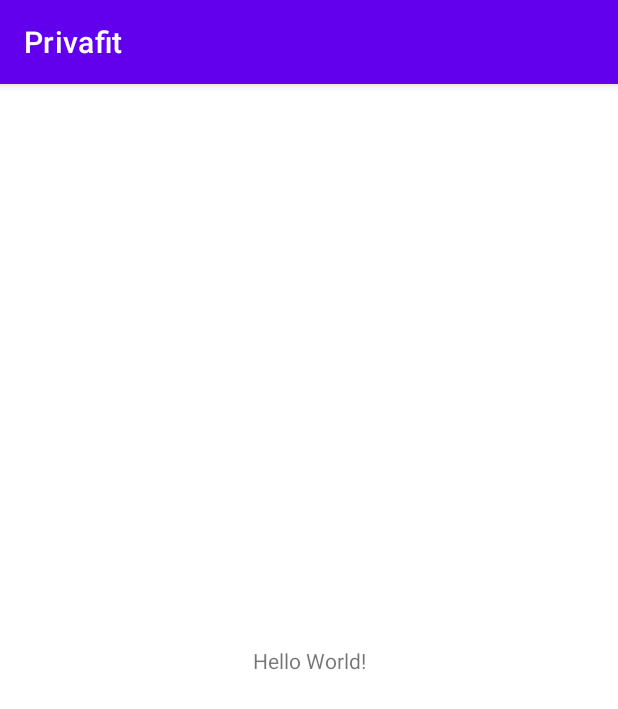
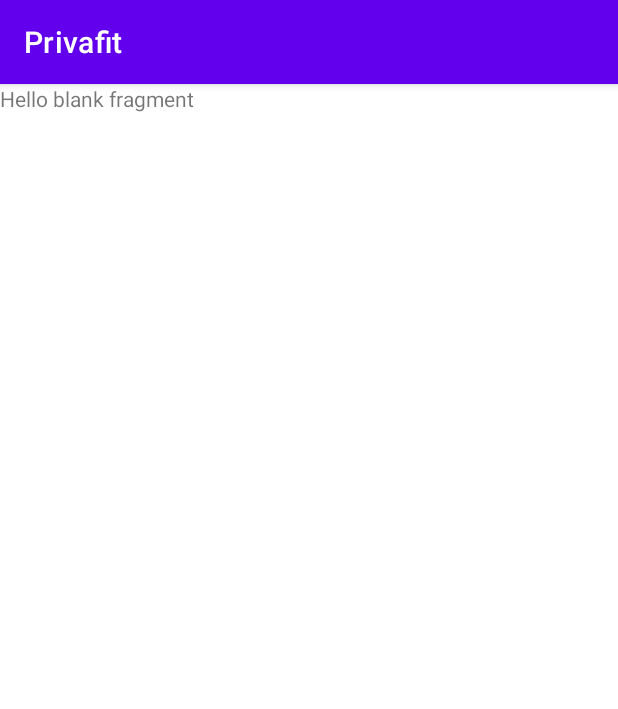
Before and after one commit to cmhernandezdel/privafit-android, an Android app: the screen it shows after launch (MainActivity), on a phone screen of 412 x 824 dp. Shown: the top 709 px of the screen. Run offline under Robolectric (Android 15) with nearby library versions, the phone set to English and light mode, and no system bars.

Commit message:
Add fragments and navigation

```diff
--- a/src/app/build.gradle
+++ b/src/app/build.gradle
@@ -35,6 +35,7 @@ android {
 
 dependencies {
 
+    implementation 'androidx.legacy:legacy-support-v4:1.0.0'
     def room_version = "2.2.6"
     def nav_version = "2.3.2"
 
--- /dev/null
+++ b/src/app/src/main/java/com/privafit/app/fragments/MainFragment.kt
@@ -0,0 +1,60 @@
+package com.privafit.app.fragments
+
+import android.os.Bundle
+import androidx.fragment.app.Fragment
+import android.view.LayoutInflater
+import android.view.View
+import android.view.ViewGroup
+import com.privafit.app.R
+
+// TODO: Rename parameter arguments, choose names that match
+// the fragment initialization parameters, e.g. ARG_ITEM_NUMBER
+private const val ARG_PARAM1 = "param1"
+private const val ARG_PARAM2 = "param2"
+
+/**
+ * A simple [Fragment] subclass.
+ * Use the [MainFragment.newInstance] factory method to
+ * create an instance of this fragment.
+ */
+class MainFragment : Fragment() {
+    // TODO: Rename and change types of parameters
+    private var param1: String? = null
+    private var param2: String? = null
+
+    override fun onCreate(savedInstanceState: Bundle?) {
+        super.onCreate(savedInstanceState)
+        arguments?.let {
+            param1 = it.getString(ARG_PARAM1)
+            param2 = it.getString(ARG_PARAM2)
+        }
+    }
+
+    override fun onCreateView(
+        inflater: LayoutInflater, container: ViewGroup?,
+        savedInstanceState: Bundle?
+    ): View? {
+        // Inflate the layout for this fragment
+        return inflater.inflate(R.layout.fragment_main, container, false)
+    }
+
+    companion object {
+        /**
+         * Use this factory method to create a new instance of
+         * this fragment using the provided parameters.
+         *
+         * @param param1 Parameter 1.
+         * @param param2 Parameter 2.
+         * @return A new instance of fragment MainFragment.
+         */
+        // TODO: Rename and change types and number of parameters
+        @JvmStatic
+        fun newInstance(param1: String, param2: String) =
+            MainFragment().apply {
+                arguments = Bundle().apply {
+                    putString(ARG_PARAM1, param1)
+                    putString(ARG_PARAM2, param2)
+                }
+            }
+    }
+}
--- a/src/app/src/main/res/layout/activity_main.xml
+++ b/src/app/src/main/res/layout/activity_main.xml
@@ -6,13 +6,14 @@
     android:layout_height="match_parent"
     tools:context=".MainActivity">
 
-    <TextView
-        android:layout_width="wrap_content"
-        android:layout_height="wrap_content"
-        android:text="Hello World!"
-        app:layout_constraintBottom_toBottomOf="parent"
-        app:layout_constraintLeft_toLeftOf="parent"
-        app:layout_constraintRight_toRightOf="parent"
-        app:layout_constraintTop_toTopOf="parent" />
+    <androidx.fragment.app.FragmentContainerView
+        android:id="@+id/fragment"
+        android:name="androidx.navigation.fragment.NavHostFragment"
+        android:layout_width="match_parent"
+        android:layout_height="match_parent"
+        app:defaultNavHost="true"
+        app:navGraph="@navigation/nav_graph"
+        tools:layout_editor_absoluteX="176dp"
+        tools:layout_editor_absoluteY="210dp" />
 
 </androidx.constraintlayout.widget.ConstraintLayout>
--- /dev/null
+++ b/src/app/src/main/res/layout/fragment_main.xml
@@ -0,0 +1,14 @@
+<?xml version="1.0" encoding="utf-8"?>
+<FrameLayout xmlns:android="http://schemas.android.com/apk/res/android"
+    xmlns:tools="http://schemas.android.com/tools"
+    android:layout_width="match_parent"
+    android:layout_height="match_parent"
+    tools:context=".MainFragment">
+
+    <!-- TODO: Update blank fragment layout -->
+    <TextView
+        android:layout_width="match_parent"
+        android:layout_height="match_parent"
+        android:text="@string/hello_blank_fragment" />
+
+</FrameLayout>
--- /dev/null
+++ b/src/app/src/main/res/navigation/nav_graph.xml
@@ -0,0 +1,74 @@
+<?xml version="1.0" encoding="utf-8"?>
+<navigation xmlns:android="http://schemas.android.com/apk/res/android"
+    xmlns:app="http://schemas.android.com/apk/res-auto"
+    xmlns:tools="http://schemas.android.com/tools"
+    android:id="@+id/nav_graph"
+    app:startDestination="@id/mainFragment">
+
+    <fragment
+        android:id="@+id/mainFragment"
+        android:name="com.privafit.app.fragments.MainFragment"
+        android:label="fragment_main"
+        tools:layout="@layout/fragment_main" >
+        <action
+            android:id="@+id/action_mainFragment_to_summaryFragment"
+            app:destination="@id/summaryFragment" />
+        <action
+            android:id="@+id/action_mainFragment_to_weightFragment"
+            app:destination="@id/weightFragment" />
+        <action
+            android:id="@+id/action_mainFragment_to_dayFragment"
+            app:destination="@id/dayFragment" />
+    </fragment>
+    <fragment
+        android:id="@+id/summaryFragment"
+        android:name="com.privafit.app.fragments.SummaryFragment"
+        android:label="fragment_summary"
+        tools:layout="@layout/fragment_summary" >
+        <action
+            android:id="@+id/action_summaryFragment_to_mainFragment"
+            app:destination="@id/mainFragment" />
+    </fragment>
+    <fragment
+        android:id="@+id/weightFragment"
+        android:name="com.privafit.app.fragments.WeightFragment"
+        android:label="fragment_weight"
+        tools:layout="@layout/fragment_weight" >
+        <action
+            android:id="@+id/action_weightFragment_to_addWeightFragment"
+            app:destination="@id/addWeightFragment" />
+        <action
+            android:id="@+id/action_weightFragment_to_mainFragment"
+            app:destination="@id/mainFragment" />
+    </fragment>
+    <fragment
+        android:id="@+id/addWeightFragment"
+        android:name="com.privafit.app.fragments.AddWeightFragment"
+        android:label="fragment_add_weight"
+        tools:layout="@layout/fragment_add_weight" >
+        <action
+            android:id="@+id/action_addWeightFragment_to_weightFragment"
+            app:destination="@id/weightFragment" />
+    </fragment>
+    <fragment
+        android:id="@+id/dayFragment"
+        android:name="com.privafit.app.fragments.DayFragment"
+        android:label="fragment_day"
+        tools:layout="@layout/fragment_day" >
+        <action
+            android:id="@+id/action_dayFragment_to_registerActivityFragment"
+            app:destination="@id/registerActivityFragment" />
+        <action
+            android:id="@+id/action_dayFragment_to_mainFragment"
+            app:destination="@id/mainFragment" />
+    </fragment>
+    <fragment
+        android:id="@+id/registerActivityFragment"
+        android:name="com.privafit.app.fragments.RegisterActivityFragment"
+        android:label="fragment_register_activity"
+        tools:layout="@layout/fragment_register_activity" >
+        <action
+            android:id="@+id/action_registerActivityFragment_to_dayFragment"
+            app:destination="@id/dayFragment" />
+    </fragment>
+</navigation>
--- a/src/app/src/main/res/values/strings.xml
+++ b/src/app/src/main/res/values/strings.xml
@@ -1,3 +1,5 @@
 <resources>
     <string name="app_name">Privafit</string>
+    <!-- TODO: Remove or change this placeholder text -->
+    <string name="hello_blank_fragment">Hello blank fragment</string>
 </resources>
```
Also changed, not shown: src/app/src/main/java/com/privafit/app/fragments/AddWeightFragment.kt (added, +60 -0 lines), src/app/src/main/java/com/privafit/app/fragments/DayFragment.kt (added, +60 -0 lines), src/app/src/main/java/com/privafit/app/fragments/RegisterActivityFragment.kt (added, +60 -0 lines), src/app/src/main/java/com/privafit/app/fragments/SummaryFragment.kt (added, +60 -0 lines), src/app/src/main/java/com/privafit/app/fragments/WeightFragment.kt (added, +60 -0 lines), src/app/src/main/res/layout/fragment_add_weight.xml (added, +14 -0 lines), src/app/src/main/res/layout/fragment_day.xml (added, +14 -0 lines), src/app/src/main/res/layout/fragment_register_activity.xml (added, +14 -0 lines), src/app/src/main/res/layout/fragment_summary.xml (added, +14 -0 lines), src/app/src/main/res/layout/fragment_weight.xml (added, +14 -0 lines).
